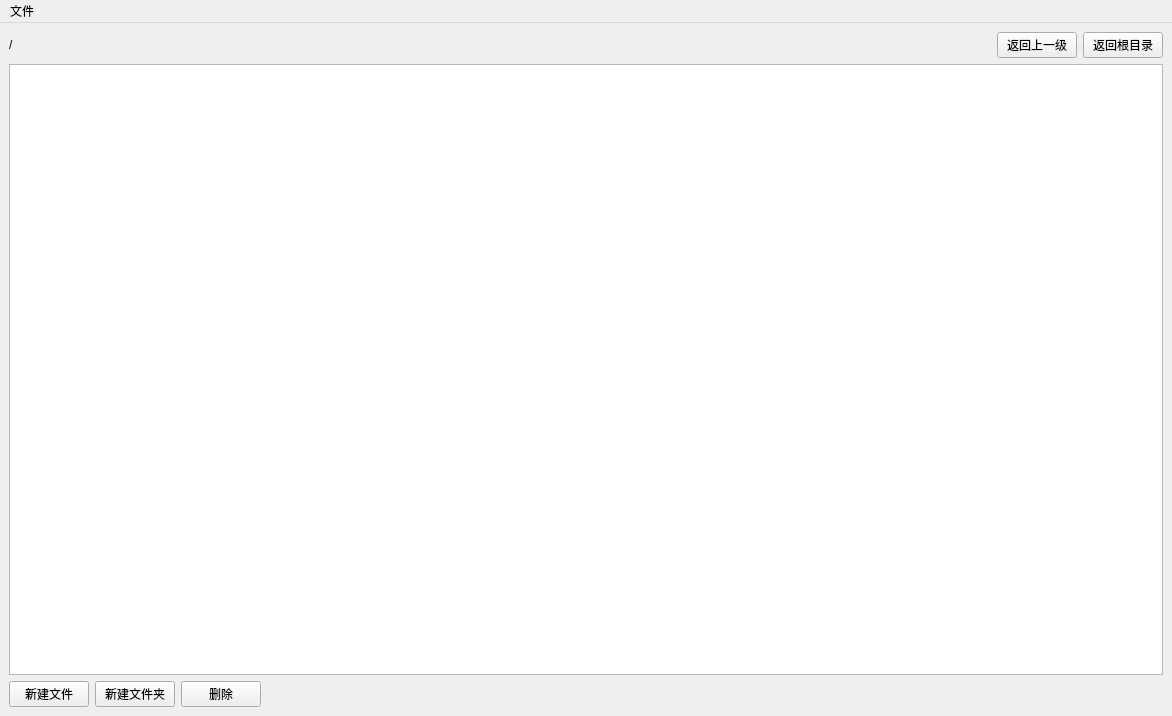
This is file_system.ui in luxingzhi27/file-sytem as Qt 5 draws it before an edit. The edited form follows.
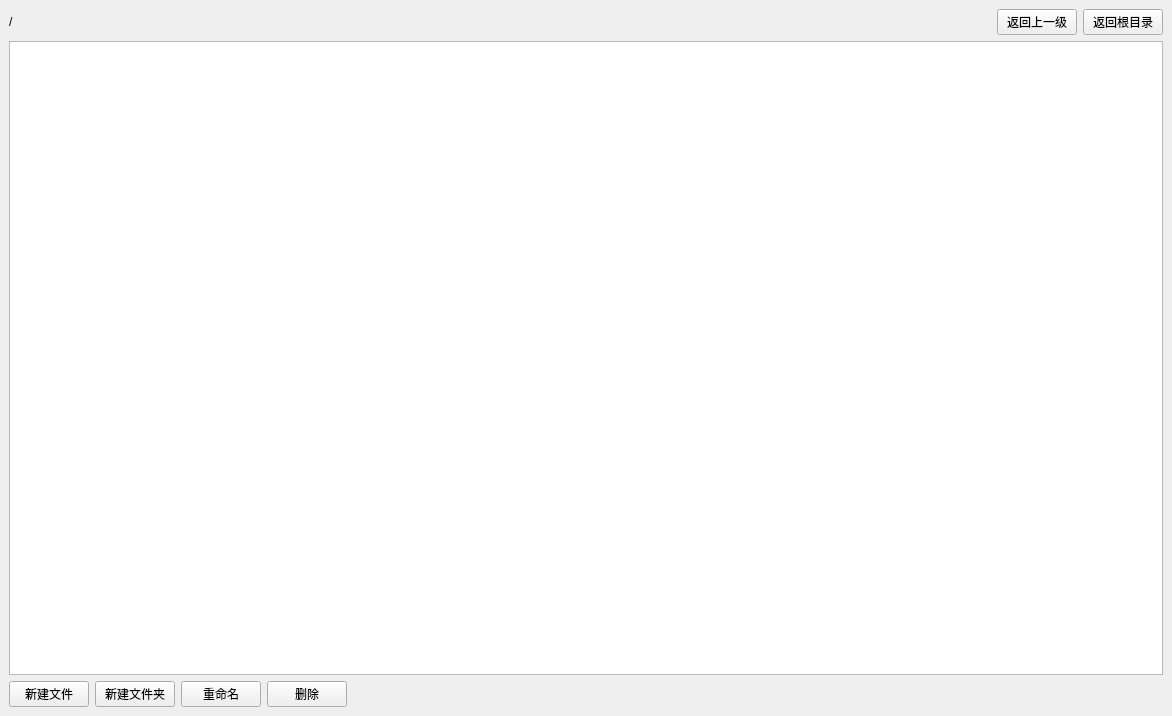
This is the edited form.

The edit to the form file:
```diff
--- a/file_system.ui
+++ b/file_system.ui
@@ -100,6 +100,13 @@
         </property>
        </widget>
       </item>
+      <item>
+       <widget class="QPushButton" name="rename_button">
+        <property name="text">
+         <string>重命名</string>
+        </property>
+       </widget>
+      </item>
       <item>
        <widget class="QPushButton" name="delete_button">
         <property name="maximumSize">
@@ -130,25 +137,6 @@
     </item>
    </layout>
   </widget>
-  <widget class="QMenuBar" name="menubar">
-   <property name="geometry">
-    <rect>
-     <x>0</x>
-     <y>0</y>
-     <width>1172</width>
-     <height>40</height>
-    </rect>
-   </property>
-   <widget class="QMenu" name="menu">
-    <property name="title">
-     <string>文件</string>
-    </property>
-    <addaction name="action"/>
-    <addaction name="action_2"/>
-    <addaction name="action_3"/>
-   </widget>
-   <addaction name="menu"/>
-  </widget>
   <action name="action">
    <property name="text">
     <string>新建文件</string>
```
